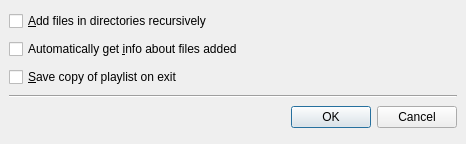
Old version of the form src/playlistpreferences.ui in the repository wilbert2000/wzplayer.
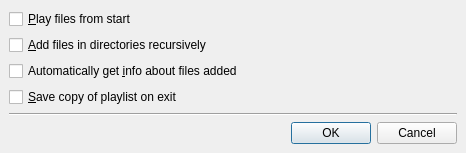
New version of the form. Icons and pictures are not drawn.

Commit message: Added a new option "Play files from start" in the playlist preferences.

```diff
--- a/src/playlistpreferences.ui
+++ b/src/playlistpreferences.ui
@@ -22,6 +22,13 @@
    <property name="spacing" >
     <number>6</number>
    </property>
+   <item>
+    <widget class="QCheckBox" name="play_from_start_check" >
+     <property name="text" >
+      <string>&amp;Play files from start</string>
+     </property>
+    </widget>
+   </item>
    <item>
     <widget class="QCheckBox" name="recursive_check" >
      <property name="text" >
```
The commit also changes 5 other files.
